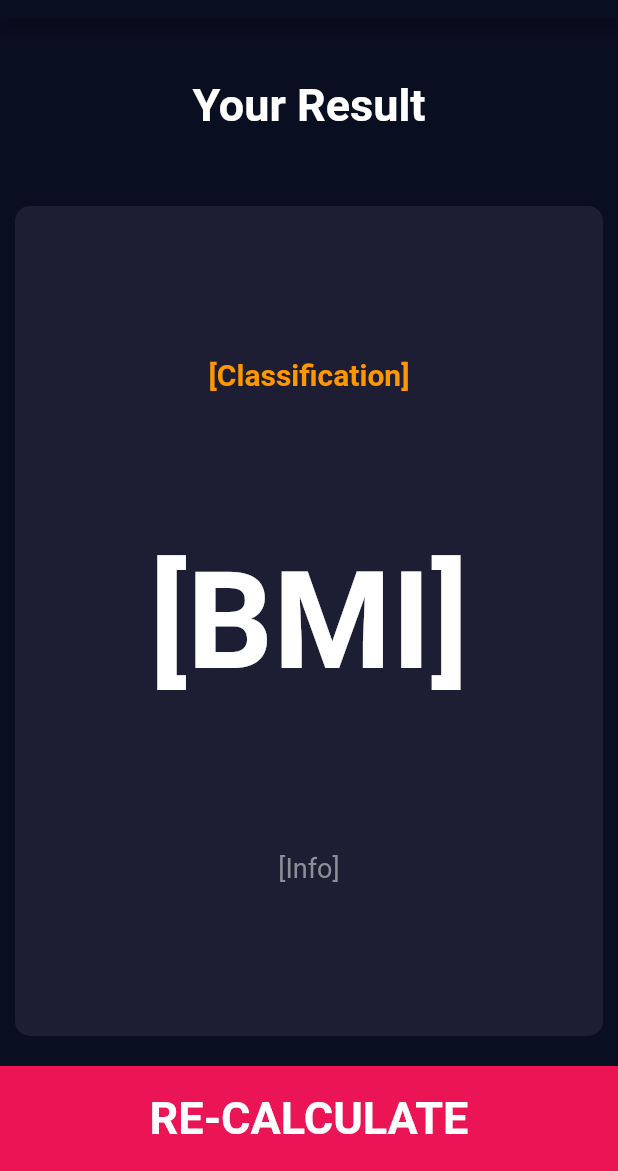
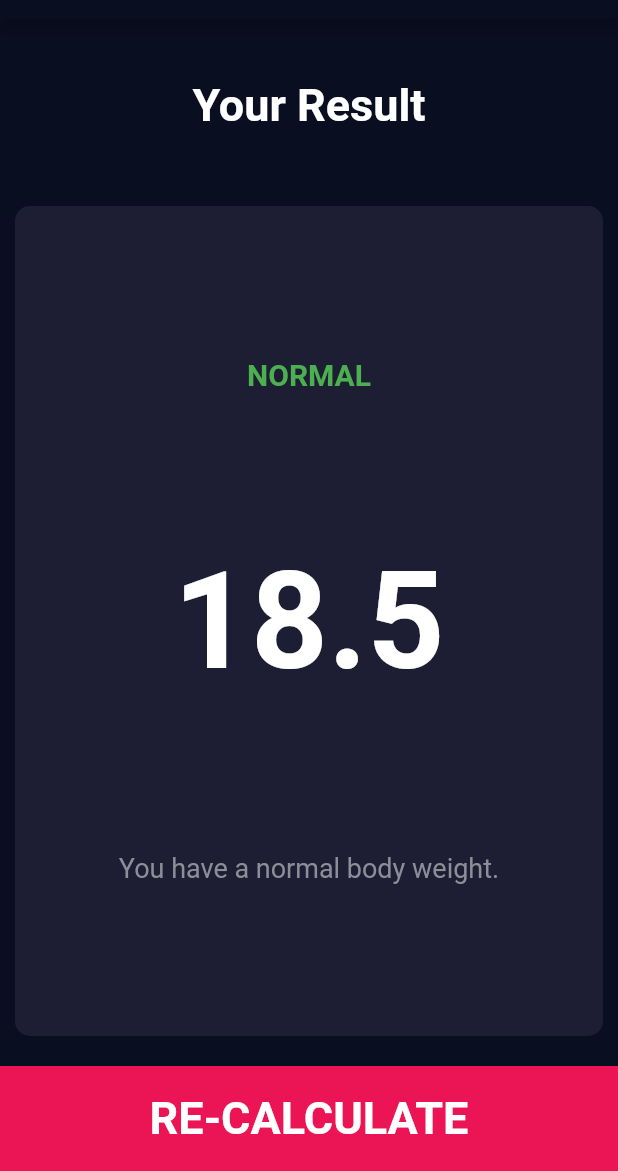
Before and after one commit to ephirae/BMI-Calculator, a Flutter app: the screen it shows after launch, after a tap on "CALCULATE", on a phone screen of 412 x 824 dp, the part 65-1236 px from its top. Run offline on Flutter 3.47's test engine with Material 2 defaults, Android fonts, the phone set to English and light mode, and no system bars; our stand-ins replace font_awesome_flutter.

Commit message:
added bmi calculator functionality

```diff
--- a/lib/Pages/input_page.dart
+++ b/lib/Pages/input_page.dart
@@ -1,4 +1,5 @@
 import 'file:///C:/Users/MaryM/Documents/GitHub/BMI-Calculator/lib/Pages/results_page.dart';
+import 'package:bmi_calculator/calculator_brain.dart';
 import 'package:flutter/cupertino.dart';
 import 'package:flutter/material.dart';
 import 'package:font_awesome_flutter/font_awesome_flutter.dart';
@@ -259,11 +260,13 @@ class _InputPageState extends State<InputPage> {
           BottomButton(
             buttonText: 'CALCULATE',
             function: () {
+              CalculatorBrain calc = CalculatorBrain(height: height, weight: weight);
+
               Navigator.push(
                 context,
                 MaterialPageRoute(
                   builder: (context) {
-                    return ResultsPage();
+                    return ResultsPage(bmi: calc.calculateBMI(), classification: calc.getResult(), interpretation: calc.getInterpretation(),);
                   },
                 ),
               );
--- a/lib/Pages/results_page.dart
+++ b/lib/Pages/results_page.dart
@@ -4,6 +4,13 @@ import 'package:flutter/material.dart';
 import '../Components/bottom_button.dart';
 
 class ResultsPage extends StatelessWidget {
+
+  ResultsPage({@required this.bmi, @required this.classification, @required this.interpretation,});
+
+  final String bmi;
+  final String classification;
+  final String interpretation;
+
   @override
   Widget build(BuildContext context) {
     return Scaffold(
@@ -37,15 +44,15 @@ class ResultsPage extends StatelessWidget {
                     mainAxisSize: MainAxisSize.max,
                     children: <Widget>[
                       Text(
-                        '[Classification]',
+                        classification.toUpperCase(),
                         style: kFairResult,
                       ),
                       Text(
-                        '[BMI]',
+                        bmi,
                         style: kBMIStyle,
                       ),
                       Text(
-                        '[Info]',
+                        interpretation,
                         style: kLabelTextStyle,
                       ),
                     ],
--- /dev/null
+++ b/lib/calculator_brain.dart
@@ -0,0 +1,39 @@
+import 'dart:math';
+
+class CalculatorBrain {
+
+  CalculatorBrain({this.height, this.weight});
+
+  final int weight;
+  final int height;
+
+  double _bmi;
+
+  String calculateBMI() {
+    _bmi = weight / pow(height/100, 2);
+
+    return _bmi.toStringAsFixed(1);
+  }
+
+  String getResult() {
+    if (_bmi >= 25) {
+      return 'Overweight';
+    } else if (_bmi > 18.5) {
+      return 'Normal';
+    } else {
+      return 'Underweight';
+    }
+  }
+
+  String getInterpretation() {
+    if (_bmi >= 25) {
+      return 'Your body weight is higher than normal.';
+    } else if (_bmi > 18.5) {
+      return 'You have a normal body weight.';
+    } else {
+      return 'Your body weight is less than normal.';
+    }
+  }
+
+
+}
--- a/lib/constants.dart
+++ b/lib/constants.dart
@@ -30,17 +30,11 @@ const kBottomContainerHeight = 70.0;
 const kPoorResult = TextStyle(
   fontSize: 20,
   fontWeight: FontWeight.bold,
-  color: Colors.red,
+  color: Colors.orange,
 );
 
 const kFairResult = TextStyle(
   fontSize: 20,
   fontWeight: FontWeight.bold,
-  color: Colors.orange,
-);
-
-const kRegularResult = TextStyle(
-  fontSize: 20,
-  fontWeight: FontWeight.bold,
   color: Colors.green,
 );
```
